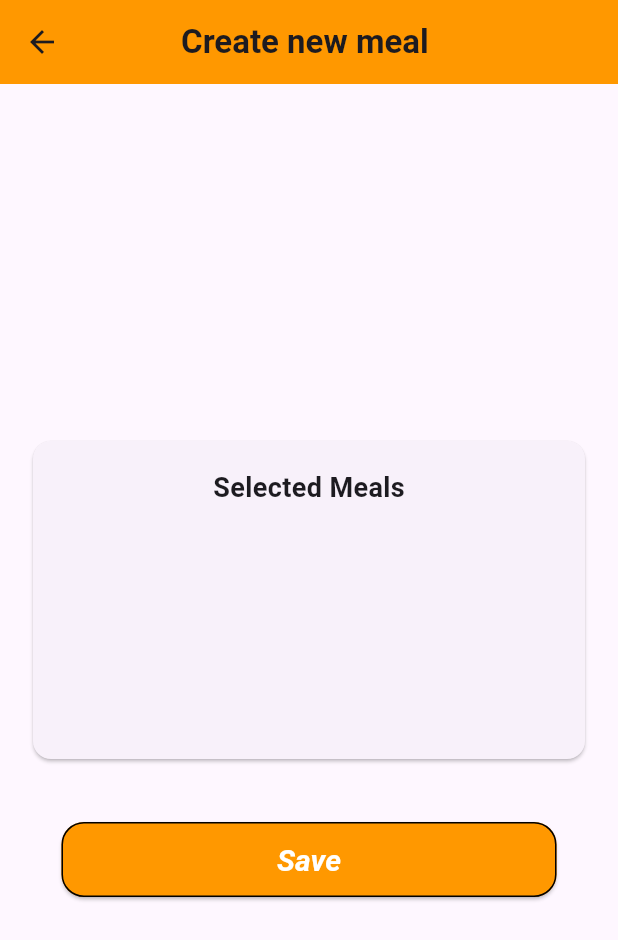
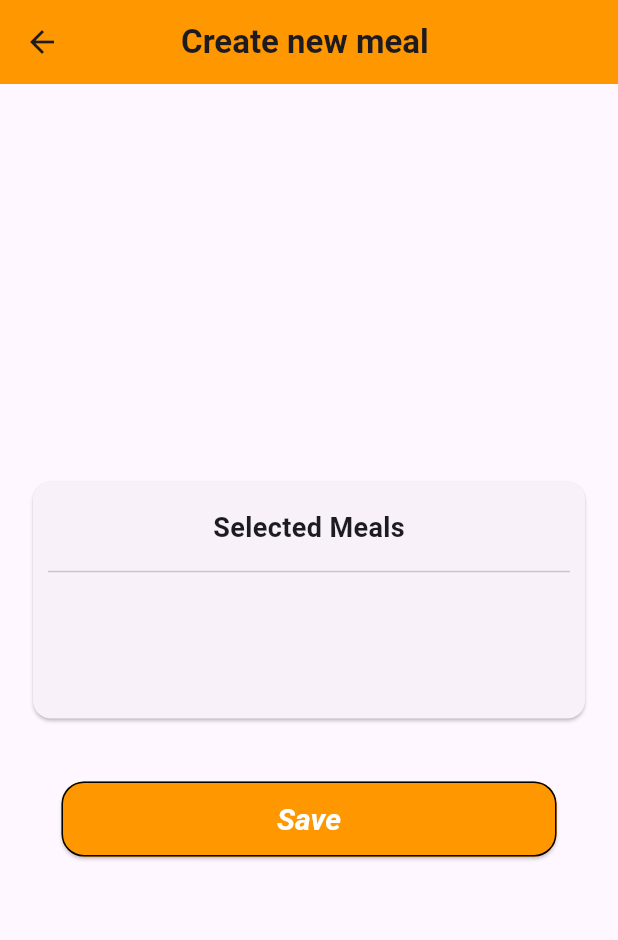
Before and after one commit to dgsoftware1334/tp_flutter_bloc_etd, a Flutter app: the HomeView screen opened by its route, after a tap on the "add" icon, on a phone screen of 412 x 824 dp. Shown: the top 940 px of the screen. Run offline on Flutter 3.47's test engine with Material 3 defaults, Android fonts, the phone set to English and light mode, and no system bars; our stand-ins replace flutter_bloc, fluttertoast, hive, hive_flutter; accounts and stored records are empty.

Commit message:
some update

```diff
--- a/lib/components/day_card.dart
+++ b/lib/components/day_card.dart
@@ -91,20 +91,8 @@ class DayCard extends StatelessWidget {
                 final createdMeal = await Navigator.pushNamed(
                   context,
                   InternalRoute.getRouteAddNewMeal(),
-                  arguments: dayTMP.listOfMeals,
+                  arguments: dayTMP,
                 );
-
-                // Require cast to MealModel
-                if (createdMeal != null) {
-                  dayTMP.listOfMeals.add(createdMeal as MealModel);
-
-                  //--------------------------------------------------------------
-                  final currentBox =
-                      await Hive.openBox<DayMealModel>(dayTMP.dayName);
-
-                  currentBox.put(dayTMP.dayName, dayTMP);
-                  //--------------------------------------------------------------
-                }
               },
               child: Icon(
                 Icons.add,
--- a/lib/screens/meals/add_new_meala_api_page.dart
+++ b/lib/screens/meals/add_new_meala_api_page.dart
@@ -57,16 +57,16 @@ class _AddNewMealAPIPageState extends State<AddNewMealAPIPage> {
                               ),
                             ),
                           ),
+                          Divider(),
                           SizedBox(
-                            height: 150,
+                            height: 80,
                             child: ListView.builder(
                               scrollDirection: Axis.vertical,
                               physics: const AlwaysScrollableScrollPhysics(),
                               itemCount: selectedMealList.length,
                               itemBuilder: (context, index) {
-                                return MealCard(
-                                  mealTMP: selectedMealList[index],
-                                );
+                                return Text(
+                                    "${index}- ${selectedMealList[index].name}");
                               },
                             ),
                           )
```
Also changed, not shown: lib/components/meal_card.dart (+8 -4 lines), lib/screens/meals/details_meal_page.dart (+9 -8 lines).
